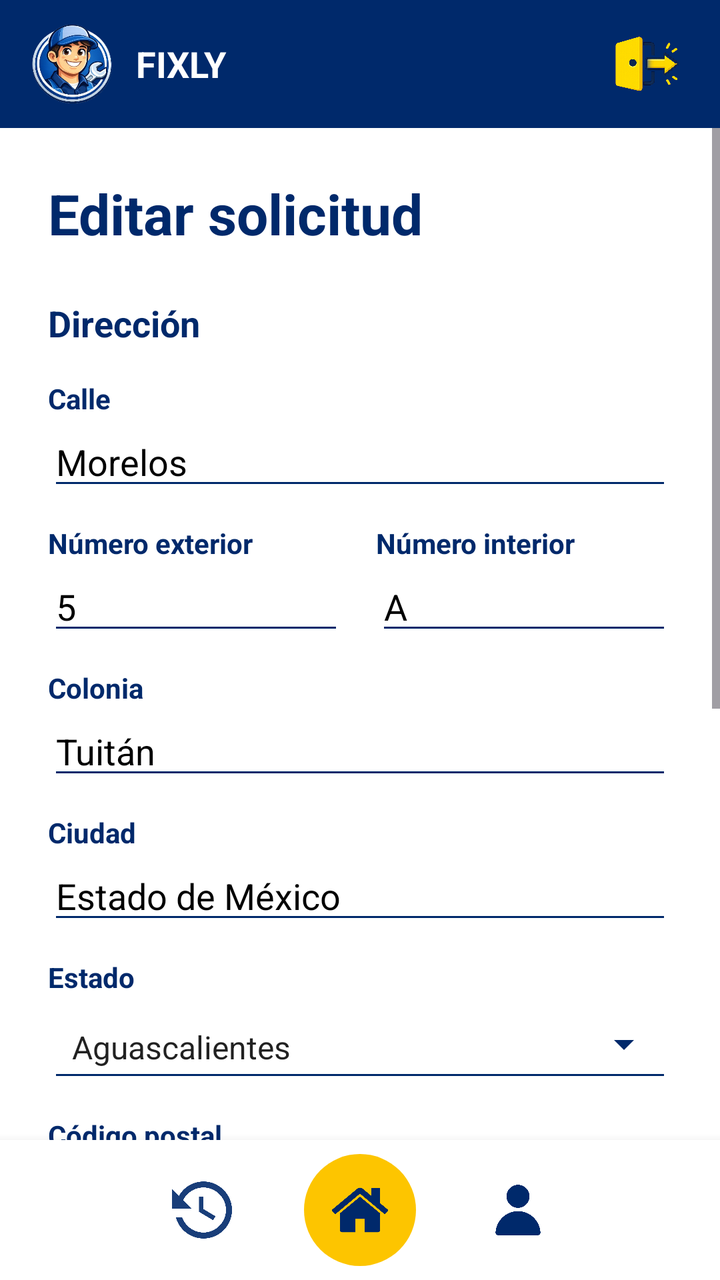
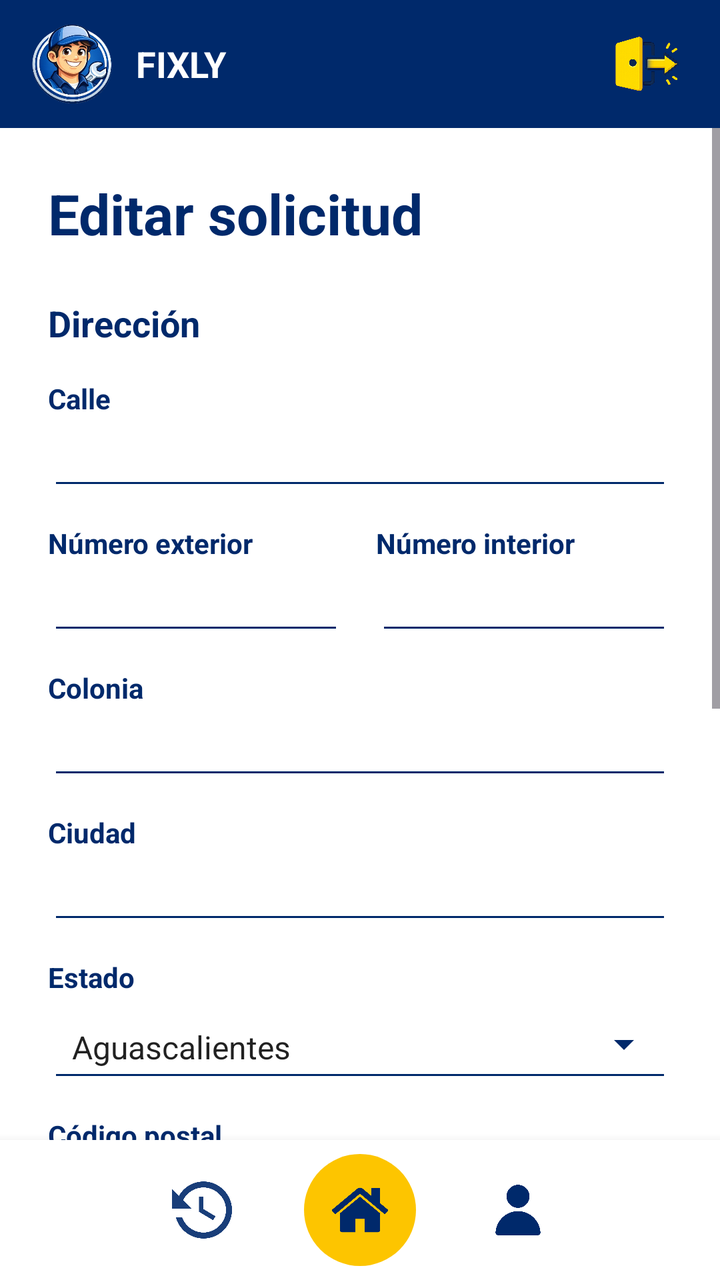

Compare the two renders of this Android layout. The source of the first and the diff that turns it into the second are given below.
<!-- AndroidManifest.xml: application theme Theme.Fixly -->
<!-- res/layout/editar_solicitud.xml -->
<?xml version="1.0" encoding="utf-8"?>
<LinearLayout xmlns:android="http://schemas.android.com/apk/res/android"
    xmlns:app="http://schemas.android.com/apk/res-auto"
    android:id="@+id/main"
    android:layout_width="match_parent"
    android:layout_height="match_parent"
    android:background="@android:color/white"
    android:orientation="vertical">

    <include layout="@layout/header" />

    <ScrollView
        android:layout_width="match_parent"
        android:layout_height="0dp"
        android:layout_weight="1"
        android:fillViewport="true">

        <LinearLayout
            android:layout_width="match_parent"
            android:layout_height="wrap_content"
            android:orientation="vertical"
            android:padding="24dp">

            <TextView
                android:layout_width="match_parent"
                android:layout_height="wrap_content"
                android:layout_marginBottom="24dp"
                android:text="Editar solicitud"
                android:textColor="@color/azul_fixly"
                android:textSize="28sp"
                android:textStyle="bold" />

            <TextView
                android:layout_width="wrap_content"
                android:layout_height="wrap_content"
                android:layout_marginBottom="16dp"
                android:text="Dirección"
                android:textColor="@color/azul_fixly"
                android:textSize="18sp"
                android:textStyle="bold" />

            
            <TextView
                android:layout_width="wrap_content"
                android:layout_height="wrap_content"
                android:text="Calle"
                android:textColor="@color/azul_fixly"
                android:textStyle="bold" />

            <EditText
                android:id="@+id/edit_calle_editar_solicitud"
                android:layout_width="match_parent"
                android:layout_height="wrap_content"
                android:backgroundTint="@color/azul_fixly"
                android:text="Morelos"
                android:textColor="@android:color/black" />

            
            <LinearLayout
                android:layout_width="match_parent"
                android:layout_height="wrap_content"
                android:layout_marginTop="12dp"
                android:orientation="horizontal">

                <LinearLayout
                    android:layout_width="0dp"
                    android:layout_height="wrap_content"
                    android:layout_marginEnd="16dp"
                    android:layout_weight="1"
                    android:orientation="vertical">

                    <TextView
                        android:layout_width="wrap_content"
                        android:layout_height="wrap_content"
                        android:text="Número exterior"
                        android:textColor="@color/azul_fixly"
                        android:textStyle="bold" />

                    <EditText
                        android:id="@+id/edit_num_ext_editar_solicitud"
                        android:layout_width="match_parent"
                        android:layout_height="wrap_content"
                        android:backgroundTint="@color/azul_fixly"
                        android:text="5"
                        android:textColor="@android:color/black" />
                </LinearLayout>

                <LinearLayout
                    android:layout_width="0dp"
                    android:layout_height="wrap_content"
                    android:layout_weight="1"
                    android:orientation="vertical">

                    <TextView
                        android:layout_width="wrap_content"
                        android:layout_height="wrap_content"
                        android:text="Número interior"
                        android:textColor="@color/azul_fixly"
                        android:textStyle="bold" />

                    <EditText
                        android:id="@+id/edit_num_int_editar_solicitud"
                        android:layout_width="match_parent"
                        android:layout_height="wrap_content"
                        android:backgroundTint="@color/azul_fixly"
                        android:text="A"
                        android:textColor="@android:color/black" />
                </LinearLayout>
            </LinearLayout>

            
            <TextView
                android:layout_width="wrap_content"
                android:layout_height="wrap_content"
                android:layout_marginTop="12dp"
                android:text="Colonia"
                android:textColor="@color/azul_fixly"
                android:textStyle="bold" />

            <EditText
                android:id="@+id/edit_colonia_editar_solicitud"
                android:layout_width="match_parent"
                android:layout_height="wrap_content"
                android:backgroundTint="@color/azul_fixly"
                android:text="Tuitán"
                android:textColor="@android:color/black" />

            
            <TextView
                android:layout_width="wrap_content"
                android:layout_height="wrap_content"
                android:layout_marginTop="12dp"
                android:text="Ciudad"
                android:textColor="@color/azul_fixly"
                android:textStyle="bold" />

            <EditText
                android:id="@+id/edit_ciudad_editar_solicitud"
                android:layout_width="match_parent"
                android:layout_height="wrap_content"
                android:backgroundTint="@color/azul_fixly"
                android:text="Estado de México"
                android:textColor="@android:color/black" />

            
            <TextView
                android:layout_width="wrap_content"
                android:layout_height="wrap_content"
                android:layout_marginTop="12dp"
                android:text="Estado"
                android:textColor="@color/azul_fixly"
                android:textStyle="bold" />

            <Spinner
                android:id="@+id/spinner_estado_editar_solicitud"
                style="@style/Widget.AppCompat.Spinner.Underlined"
                android:layout_width="match_parent"
                android:layout_height="48dp"
                android:backgroundTint="@color/azul_fixly"
                android:entries="@array/estados_mexico"
                android:theme="@style/Theme.AppCompat.Light" />

            
            <TextView
                android:layout_width="wrap_content"
                android:layout_height="wrap_content"
                android:layout_marginTop="12dp"
                android:text="Código postal"
                android:textColor="@color/azul_fixly"
                android:textStyle="bold" />

            <EditText
                android:id="@+id/edit_cp_editar_solicitud"
                android:layout_width="match_parent"
                android:layout_height="wrap_content"
                android:backgroundTint="@color/azul_fixly"
                android:text="99855"
                android:textColor="@android:color/black" />

            
            <TextView
                android:layout_width="wrap_content"
                android:layout_height="wrap_content"
                android:layout_marginTop="12dp"
                android:text="Referencia"
                android:textColor="@color/azul_fixly"
                android:textStyle="bold" />

            <EditText
                android:id="@+id/edit_referencia_editar_solicitud"
                android:layout_width="match_parent"
                android:layout_height="wrap_content"
                android:backgroundTint="@color/azul_fixly"
                android:text="Casa de dos pisos"
                android:textColor="@android:color/black" />

            
            <TextView
                android:layout_width="wrap_content"
                android:layout_height="wrap_content"
                android:layout_marginTop="20dp"
                android:text="Descripción del servicio"
                android:textColor="@color/azul_fixly"
                android:textSize="16sp"
                android:textStyle="bold" />

            <EditText
                android:id="@+id/edit_descripcion_editar_solicitud"
                android:layout_width="match_parent"
                android:layout_height="wrap_content"
                android:backgroundTint="@color/azul_fixly"
                android:text="Reparación de una fuga de mi baño"
                android:textColor="@android:color/black" />

            
            <com.google.android.material.button.MaterialButton
                android:id="@+id/btn_guardar_edicion_solicitud"
                android:layout_width="match_parent"
                android:layout_height="40dp"
                android:layout_marginTop="32dp"
                android:backgroundTint="@color/amarillo_fixly"
                android:insetTop="0dp"
                android:insetBottom="0dp"
                android:text="Guardar"
                android:textAllCaps="false"
                android:textColor="@android:color/black"
                android:textStyle="bold"
                app:cornerRadius="4dp" />

            <com.google.android.material.button.MaterialButton
                android:id="@+id/btn_cancelar_edicion_solicitud"
                style="@style/Widget.MaterialComponents.Button.OutlinedButton"
                android:layout_width="match_parent"
                android:layout_height="40dp"
                android:layout_marginTop="12dp"
                android:layout_marginBottom="24dp"
                android:insetTop="0dp"
                android:insetBottom="0dp"
                android:text="Cancelar"
                android:textAllCaps="false"
                android:textColor="@android:color/black"
                android:textStyle="bold"
                app:cornerRadius="4dp"
                app:strokeColor="@color/gris_texto"
                app:strokeWidth="1dp" />

        </LinearLayout>
    </ScrollView>

    <include layout="@layout/bottom_nav" />

</LinearLayout>
<!-- res/layout/header.xml (included above) -->
<?xml version="1.0" encoding="utf-8"?>
<LinearLayout xmlns:android="http://schemas.android.com/apk/res/android"
    xmlns:app="http://schemas.android.com/apk/res-auto"
    android:id="@+id/header_container"
    android:layout_width="match_parent"
    android:layout_height="64dp"
    android:background="@color/azul_fixly"
    android:gravity="center_vertical"
    android:paddingHorizontal="16dp"
    android:orientation="horizontal">

    <ImageView
        android:layout_width="40dp"
        android:layout_height="40dp"
        android:scaleType="fitCenter"
        android:src="@drawable/logo" />

    <TextView
        android:layout_width="0dp"
        android:layout_height="wrap_content"
        android:layout_marginStart="12dp"
        android:layout_weight="1"
        android:text="FIXLY"
        android:textColor="@android:color/white"
        android:textSize="18sp"
        android:textStyle="bold" />

    <ImageView
        android:id="@+id/imageView"
        android:layout_width="40dp"
        android:layout_height="40dp"
        app:srcCompat="@drawable/ic_cerrar_sesion" />

</LinearLayout>
<!-- res/layout/bottom_nav.xml (included above) -->
<?xml version="1.0" encoding="utf-8"?>
<LinearLayout xmlns:android="http://schemas.android.com/apk/res/android"
    xmlns:app="http://schemas.android.com/apk/res-auto"
    android:id="@+id/bottom_container"
    android:layout_width="match_parent"
    android:layout_height="70dp"
    android:background="@android:color/white"
    android:elevation="8dp"
    android:gravity="center"
    android:orientation="horizontal">

    <ImageView
        android:id="@+id/historial_barra_navegacion"
        android:layout_width="30dp"
        android:layout_height="30dp"
        android:src="@drawable/icono_solicitudes"
        android:tint="#00296b" />

    <FrameLayout
        android:id="@+id/home_barra_navegacion"
        android:layout_width="56dp"
        android:layout_height="56dp"
        android:layout_marginHorizontal="36dp"
        android:background="@drawable/bg_home">

        <ImageView
            android:layout_width="28dp"
            android:layout_height="28dp"
            android:layout_gravity="center"
            android:src="@drawable/icono_home"
            app:tint="#00296b" />
    </FrameLayout>

    <ImageView
        android:id="@+id/perfil_barra_navegacion"
        android:layout_width="30dp"
        android:layout_height="30dp"
        android:src="@drawable/icono_usuario"
        app:tint="#00296b" />

</LinearLayout>
<!-- resources referenced by this layout -->
<resources>
  <string-array name="estados_mexico">
          <item>Aguascalientes</item>
          <item>Baja California</item>
          <item>Baja California Sur</item>
          <item>Campeche</item>
          <item>Chiapas</item>
          <item>Chihuahua</item>
          <item>Coahuila</item>
          <item>Colima</item>
          <item>Ciudad de México</item>
          <item>Durango</item>
          <item>Guanajuato</item>
          <item>Guerrero</item>
          <item>Hidalgo</item>
          <item>Jalisco</item>
          <item>México</item>
          <item>Michoacán</item>
          <item>Morelos</item>
          <item>Nayarit</item>
          <item>Nuevo León</item>
          <item>Oaxaca</item>
          <item>Puebla</item>
          <item>Querétaro</item>
          <item>Quintana Roo</item>
          <item>San Luis Potosí</item>
          <item>Sinaloa</item>
          <item>Sonora</item>
          <item>Tabasco</item>
          <item>Tamaulipas</item>
          <item>Tlaxcala</item>
          <item>Veracruz</item>
          <item>Yucatán</item>
          <item>Zacatecas</item>
      </string-array>
  <color name="amarillo_fixly">#fdc500</color>
  <color name="azul_fixly">#00296b</color>
  <color name="gris_texto">#b4b4b4</color>
  <!-- drawable bg_home (drawable) -->
  <?xml version="1.0" encoding="utf-8"?>
  <shape xmlns:android="http://schemas.android.com/apk/res/android"
      android:shape="oval">
      <solid android:color="#fdc500"/>
  </shape>
  <!-- drawable ic_cerrar_sesion: png bitmap (drawable, 236120 bytes) -->
  <!-- drawable icono_home: png bitmap (drawable, 9640 bytes) -->
  <!-- drawable icono_solicitudes: png bitmap (drawable, 14988 bytes) -->
  <!-- drawable icono_usuario: png bitmap (drawable, 6687 bytes) -->
  <!-- drawable logo: png bitmap (drawable, 142083 bytes) -->
  <style name="Theme.Fixly" parent="Base.Theme.Fixly" />
  <style name="Base.Theme.Fixly" parent="Theme.Material3.DayNight.NoActionBar">
          
          
      </style>
</resources>

<!-- the commit's change to res/layout/editar_solicitud.xml (unified diff, before → after) -->
@@ -52,7 +52,6 @@
                 android:layout_width="match_parent"
                 android:layout_height="wrap_content"
                 android:backgroundTint="@color/azul_fixly"
-                android:text="Morelos"
                 android:textColor="@android:color/black" />
 
             
@@ -81,7 +80,6 @@
                         android:layout_width="match_parent"
                         android:layout_height="wrap_content"
                         android:backgroundTint="@color/azul_fixly"
-                        android:text="5"
                         android:textColor="@android:color/black" />
                 </LinearLayout>
 
@@ -103,7 +101,6 @@
                         android:layout_width="match_parent"
                         android:layout_height="wrap_content"
                         android:backgroundTint="@color/azul_fixly"
-                        android:text="A"
                         android:textColor="@android:color/black" />
                 </LinearLayout>
             </LinearLayout>
@@ -122,7 +119,6 @@
                 android:layout_width="match_parent"
                 android:layout_height="wrap_content"
                 android:backgroundTint="@color/azul_fixly"
-                android:text="Tuitán"
                 android:textColor="@android:color/black" />
 
             
@@ -139,7 +135,6 @@
                 android:layout_width="match_parent"
                 android:layout_height="wrap_content"
                 android:backgroundTint="@color/azul_fixly"
-                android:text="Estado de México"
                 android:textColor="@android:color/black" />
 
             
@@ -174,7 +169,6 @@
                 android:layout_width="match_parent"
                 android:layout_height="wrap_content"
                 android:backgroundTint="@color/azul_fixly"
-                android:text="99855"
                 android:textColor="@android:color/black" />
 
             
@@ -191,7 +185,6 @@
                 android:layout_width="match_parent"
                 android:layout_height="wrap_content"
                 android:backgroundTint="@color/azul_fixly"
-                android:text="Casa de dos pisos"
                 android:textColor="@android:color/black" />
 
             
@@ -209,7 +202,6 @@
                 android:layout_width="match_parent"
                 android:layout_height="wrap_content"
                 android:backgroundTint="@color/azul_fixly"
-                android:text="Reparación de una fuga de mi baño"
                 android:textColor="@android:color/black" />
 
             
